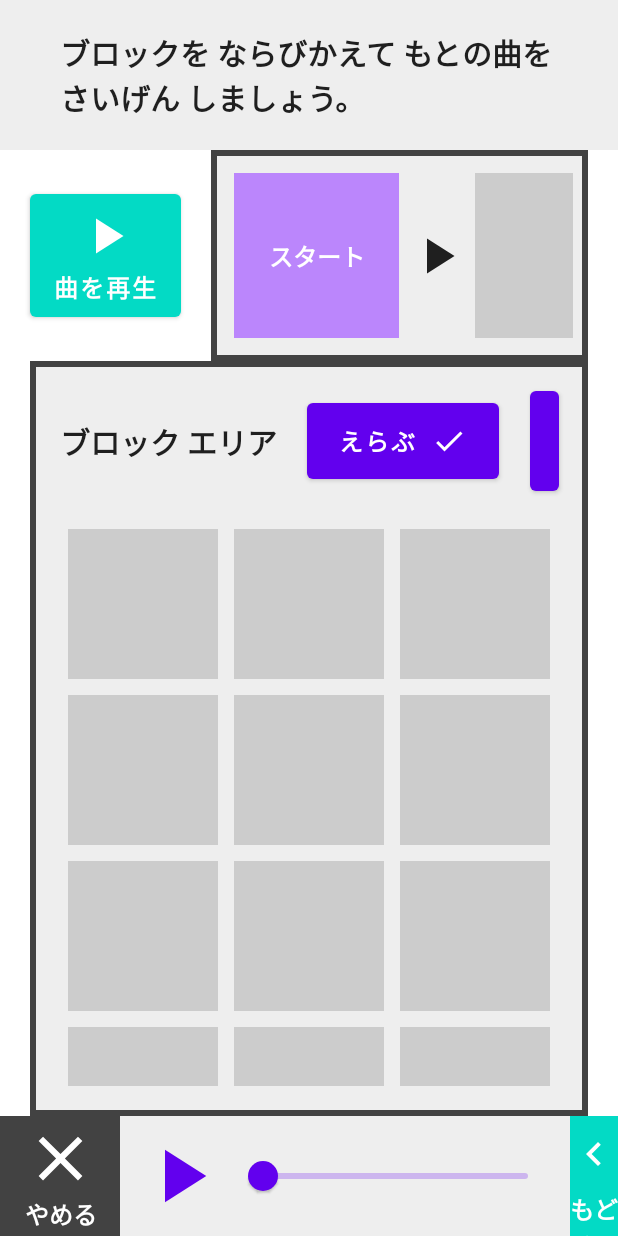
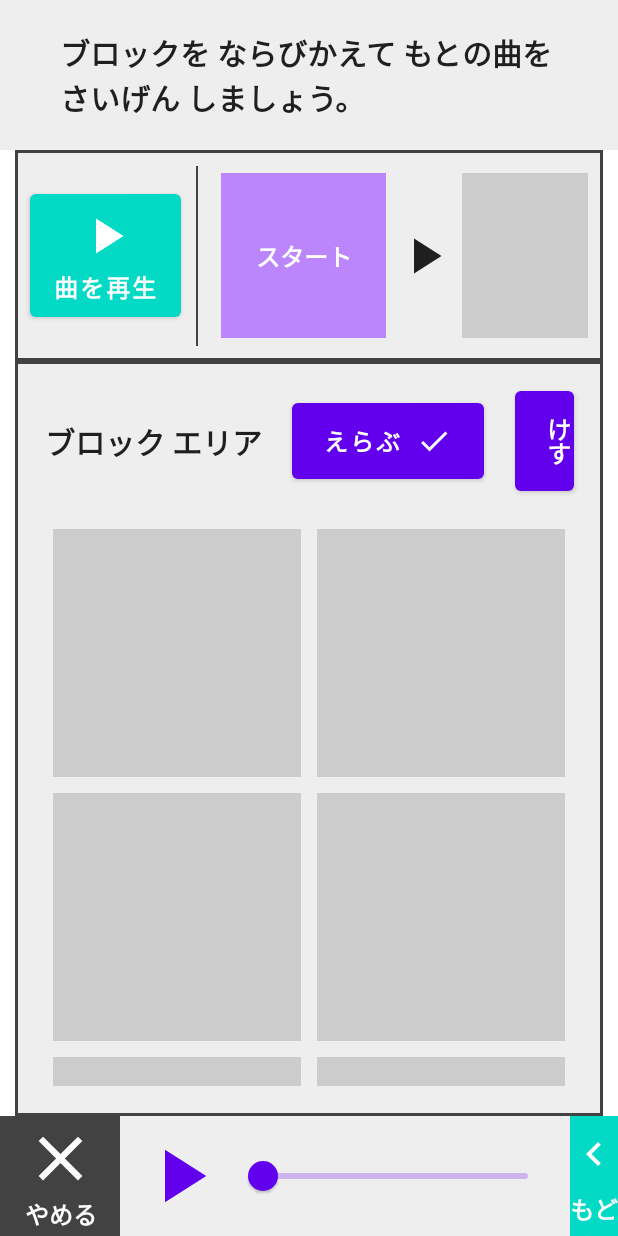
Before and after one commit to mohachi8/MusicEducationTest, an Android app built with Jetpack Compose: the SongCompositionScreen screen opened through its navigation route, on a phone screen of 412 x 824 dp. Run offline under Robolectric (Android 15) with nearby library versions, the phone set to English and light mode, and no system bars; our stand-ins replace Dagger/Hilt's generated code.

Commit message:
フローチャートの見た目を整えた。

```diff
--- a/app/src/main/java/com/example/musiceducationtest/ui/components/BlockArea.kt
+++ b/app/src/main/java/com/example/musiceducationtest/ui/components/BlockArea.kt
@@ -17,11 +17,11 @@ import androidx.compose.ui.unit.dp
 @Composable
 fun BlockArea() {
     LazyVerticalGrid(
-        columns = GridCells.Adaptive(110.dp),
+        columns = GridCells.Adaptive(120.dp),
         modifier = Modifier
             .fillMaxWidth()
     ) {
-        items(20) { index ->
+        items(20) {
             Box(
                 modifier = Modifier
                     .padding(5.dp)
--- a/app/src/main/java/com/example/musiceducationtest/ui/components/SongCompositionFlowChart.kt
+++ b/app/src/main/java/com/example/musiceducationtest/ui/components/SongCompositionFlowChart.kt
@@ -18,18 +18,16 @@ import androidx.compose.ui.Alignment
 import androidx.compose.ui.Modifier
 import androidx.compose.ui.graphics.Color
 import androidx.compose.ui.text.font.FontWeight
+import androidx.compose.ui.tooling.preview.Preview
 import androidx.compose.ui.unit.dp
 import androidx.compose.ui.unit.sp
 import com.example.musiceducationtest.ui.theme.Purple200
 
+@Preview
 @Composable
 fun SongCompositionFlowChart() {
     LazyRow(
-        modifier = Modifier
-            .fillMaxWidth()
-            .background((Color(0xFFEEEEEE)))
-            .border(width = 4.dp, color = Color(0xFF424242))
-            .padding(10.dp),
+        modifier = Modifier.fillMaxWidth(),
         verticalAlignment = Alignment.CenterVertically
     ) {
         item {
--- a/app/src/main/java/com/example/musiceducationtest/ui/screens/SongCompositionScreen.kt
+++ b/app/src/main/java/com/example/musiceducationtest/ui/screens/SongCompositionScreen.kt
@@ -9,7 +9,6 @@ import androidx.compose.ui.Modifier
 import androidx.compose.ui.graphics.Color
 import androidx.compose.ui.tooling.preview.Preview
 import androidx.compose.ui.unit.dp
-import androidx.navigation.compose.rememberNavController
 import com.example.musiceducationtest.repository.LessonRepository
 import com.example.musiceducationtest.ui.components.BlockArea
 import com.example.musiceducationtest.ui.components.ControlButtons
@@ -19,19 +18,33 @@ import com.example.musiceducationtest.viewmodel.LessonViewModel
 
 @Composable
 fun SongCompositionScreen(lessonViewModel: LessonViewModel) {
-    Column(modifier = Modifier.padding(horizontal = 20.dp)) {
+    Column(modifier = Modifier.padding(horizontal = 10.dp)) {
 
         Spacer(modifier = Modifier.weight(1f))
 
         // フローチャート表示エリア
         Row(
-            verticalAlignment = Alignment.CenterVertically
+            verticalAlignment = Alignment.CenterVertically,
+            modifier = Modifier
+                .fillMaxWidth()
+                .background((Color(0xFFEEEEEE)))
+                .border(width = 2.dp, color = Color(0xFF424242))
+                .padding(10.dp)
         ) {
 
             // 「曲を再生」ボタン
             FlowChartMusicStartButton()
 
-            Spacer(modifier = Modifier.width(20.dp))
+            Spacer(modifier = Modifier.width(10.dp))
+
+            // 縦区切りの線
+            Box(
+                modifier = Modifier
+                    .height(120.dp)
+                    .width(1.dp)
+                    .background(Color(0xFF424242))
+            )
+            Spacer(modifier = Modifier.width(10.dp))
 
             // フローチャート
             SongCompositionFlowChart()
@@ -44,7 +57,7 @@ fun SongCompositionScreen(lessonViewModel: LessonViewModel) {
             modifier = Modifier
                 .fillMaxWidth()
                 .background((Color(0xFFEEEEEE)))
-                .border(width = 4.dp, color = Color(0xFF424242))
+                .border(width = 2.dp, color = Color(0xFF424242))
                 .padding(20.dp),
         ) {
             // 選択肢操作ボタンエリア
@@ -71,6 +84,7 @@ fun PreviewSongCompositionScreen() {
     // SongCompositionScreenのプレビュー
     SongCompositionScreen(lessonViewModel = dummyLessonViewModel)
 }
+
 fun createDummyLessonViewModel(): LessonViewModel {
     return LessonViewModel(lessonRepository = LessonRepository())
 }
```
